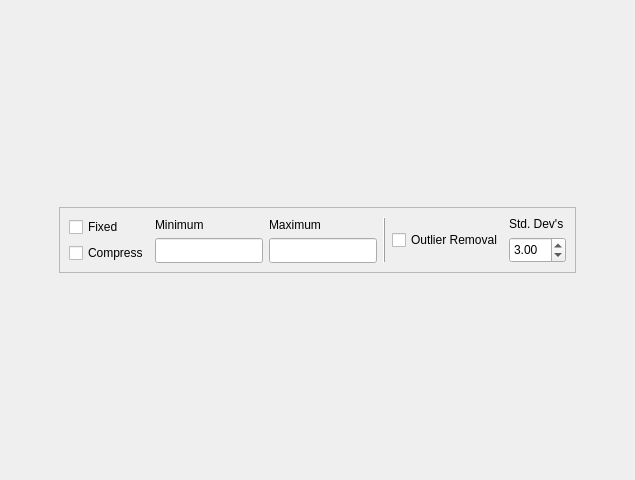
First picture: the form in crikit/ui/qt5/ui_CompositeColor.ui, repository CCampJr/CRIkit2, before the edit.
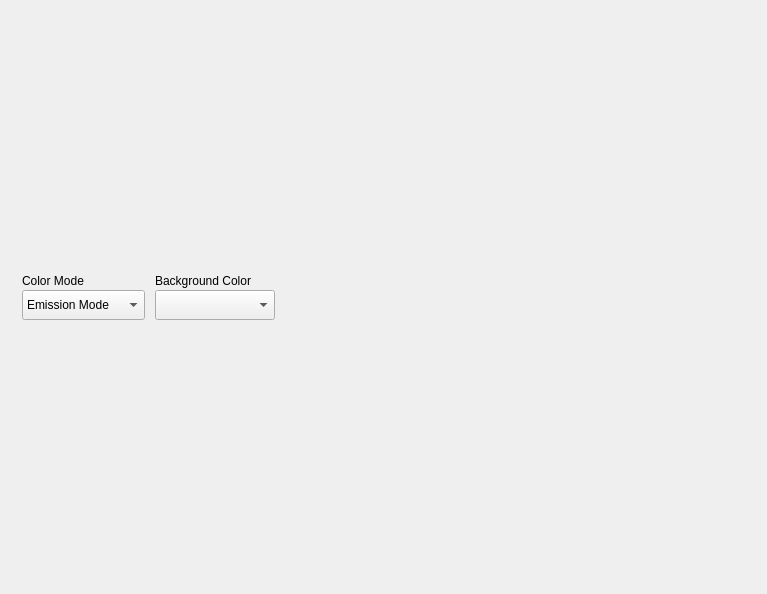
Second picture: the form after the edit.

Commit message: BGCOLOR (Broken) and Emission/Absorp mode combos added

What changed in the file:
```diff
--- a/crikit/ui/qt5/ui_CompositeColor.ui
+++ b/crikit/ui/qt5/ui_CompositeColor.ui
@@ -6,8 +6,8 @@
    <rect>
     <x>0</x>
     <y>0</y>
-    <width>635</width>
-    <height>480</height>
+    <width>767</width>
+    <height>594</height>
    </rect>
   </property>
   <property name="windowTitle">
@@ -16,156 +16,112 @@
   <property name="styleSheet">
    <string notr="true">font: 10pt &quot;Arial&quot;;</string>
   </property>
-  <layout class="QGridLayout" name="gridLayout">
-   <item row="0" column="0">
-    <layout class="QVBoxLayout" name="verticalLayout">
-     <item alignment="Qt::AlignHCenter">
-      <widget class="QFrame" name="frame_2">
-       <property name="sizePolicy">
-        <sizepolicy hsizetype="Fixed" vsizetype="Fixed">
-         <horstretch>0</horstretch>
-         <verstretch>0</verstretch>
-        </sizepolicy>
-       </property>
-       <property name="frameShape">
-        <enum>QFrame::StyledPanel</enum>
-       </property>
-       <property name="frameShadow">
-        <enum>QFrame::Plain</enum>
-       </property>
-       <layout class="QHBoxLayout" name="horizontalLayout">
+  <layout class="QVBoxLayout" name="verticalLayout">
+   <item>
+    <widget class="QFrame" name="frame">
+     <property name="sizePolicy">
+      <sizepolicy hsizetype="Fixed" vsizetype="Fixed">
+       <horstretch>0</horstretch>
+       <verstretch>0</verstretch>
+      </sizepolicy>
+     </property>
+     <property name="frameShape">
+      <enum>QFrame::NoFrame</enum>
+     </property>
+     <property name="frameShadow">
+      <enum>QFrame::Raised</enum>
+     </property>
+     <layout class="QHBoxLayout" name="horizontalLayout">
+      <item>
+       <layout class="QVBoxLayout" name="verticalLayoutColorMode">
+        <property name="spacing">
+         <number>2</number>
+        </property>
+        <property name="sizeConstraint">
+         <enum>QLayout::SetMinimumSize</enum>
+        </property>
+        <property name="leftMargin">
+         <number>2</number>
+        </property>
+        <property name="topMargin">
+         <number>2</number>
+        </property>
+        <property name="rightMargin">
+         <number>2</number>
+        </property>
+        <property name="bottomMargin">
+         <number>2</number>
+        </property>
         <item>
-         <layout class="QVBoxLayout" name="verticalLayout_5">
-          <item>
-           <widget class="QCheckBox" name="checkBoxFixed">
-            <property name="text">
-             <string>Fixed</string>
-            </property>
-            <property name="checked">
-             <bool>false</bool>
-            </property>
-           </widget>
-          </item>
-          <item>
-           <widget class="QCheckBox" name="checkBoxCompress">
-            <property name="text">
-             <string>Compress</string>
-            </property>
-            <property name="checked">
-             <bool>false</bool>
-            </property>
-           </widget>
-          </item>
-         </layout>
+         <widget class="QLabel" name="label">
+          <property name="text">
+           <string>Color Mode</string>
+          </property>
+         </widget>
         </item>
         <item>
-         <layout class="QVBoxLayout" name="verticalLayout_2">
-          <item>
-           <widget class="QLabel" name="label_2">
-            <property name="text">
-             <string>Minimum</string>
-            </property>
-           </widget>
-          </item>
-          <item>
-           <widget class="QLineEdit" name="lineEditMin">
-            <property name="sizePolicy">
-             <sizepolicy hsizetype="Expanding" vsizetype="Fixed">
-              <horstretch>0</horstretch>
-              <verstretch>0</verstretch>
-             </sizepolicy>
-            </property>
-            <property name="minimumSize">
-             <size>
-              <width>0</width>
-              <height>25</height>
-             </size>
-            </property>
-            <property name="maximumSize">
-             <size>
-              <width>16777215</width>
-              <height>25</height>
-             </size>
-            </property>
-           </widget>
-          </item>
-         </layout>
-        </item>
-        <item>
-         <layout class="QVBoxLayout" name="verticalLayout_3">
-          <property name="spacing">
-           <number>6</number>
+         <widget class="QComboBox" name="comboBoxColorMode">
+          <property name="minimumSize">
+           <size>
+            <width>0</width>
+            <height>30</height>
+           </size>
           </property>
           <item>
-           <widget class="QLabel" name="label">
-            <property name="text">
-             <string>Maximum</string>
-            </property>
-           </widget>
+           <property name="text">
+            <string>Emission Mode</string>
+           </property>
           </item>
           <item>
-           <widget class="QLineEdit" name="lineEditMax">
-            <property name="minimumSize">
-             <size>
-              <width>0</width>
-              <height>25</height>
-             </size>
-            </property>
-            <property name="maximumSize">
-             <size>
-              <width>16777215</width>
-              <height>25</height>
-             </size>
-            </property>
-           </widget>
+           <property name="text">
+            <string>Absorption Mode</string>
+           </property>
           </item>
-         </layout>
+         </widget>
         </item>
+       </layout>
+      </item>
+      <item>
+       <layout class="QVBoxLayout" name="verticalLayoutBGColor">
+        <property name="spacing">
+         <number>2</number>
+        </property>
+        <property name="sizeConstraint">
+         <enum>QLayout::SetMinimumSize</enum>
+        </property>
+        <property name="leftMargin">
+         <number>2</number>
+        </property>
+        <property name="topMargin">
+         <number>2</number>
+        </property>
+        <property name="rightMargin">
+         <number>2</number>
+        </property>
+        <property name="bottomMargin">
+         <number>2</number>
+        </property>
         <item>
-         <widget class="QFrame" name="frame">
-          <property name="frameShape">
-           <enum>QFrame::VLine</enum>
+         <widget class="QLabel" name="labelBGColor">
+          <property name="text">
+           <string>Background Color</string>
           </property>
-          <property name="frameShadow">
-           <enum>QFrame::Raised</enum>
-          </property>
          </widget>
         </item>
         <item>
-         <widget class="QCheckBox" name="checkBoxRemOutliers">
-          <property name="text">
-           <string>Outlier Removal</string>
+         <widget class="QComboBox" name="comboBoxBGColor">
+          <property name="minimumSize">
+           <size>
+            <width>120</width>
+            <height>30</height>
+           </size>
           </property>
          </widget>
         </item>
-        <item>
-         <layout class="QVBoxLayout" name="verticalLayout_4">
-          <item>
-           <widget class="QLabel" name="label_3">
-            <property name="text">
-             <string>Std. Dev's</string>
-            </property>
-           </widget>
-          </item>
-          <item>
-           <widget class="QDoubleSpinBox" name="spinBoxStdDevs">
-            <property name="sizePolicy">
-             <sizepolicy hsizetype="Minimum" vsizetype="Expanding">
-              <horstretch>0</horstretch>
-              <verstretch>0</verstretch>
-             </sizepolicy>
-            </property>
-            <property name="value">
-             <double>3.000000000000000</double>
-            </property>
-           </widget>
-          </item>
-         </layout>
-        </item>
        </layout>
-      </widget>
-     </item>
-    </layout>
+      </item>
+     </layout>
+    </widget>
    </item>
   </layout>
  </widget>
```
The commit also changes 1 other file.
